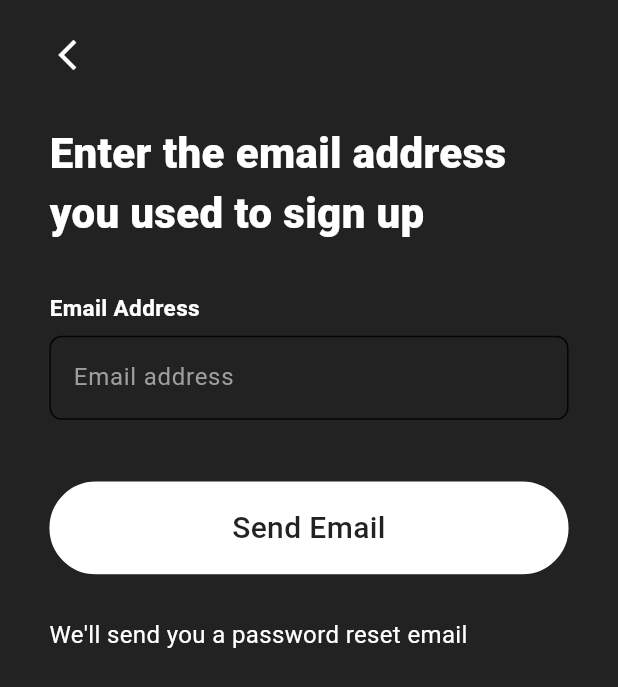
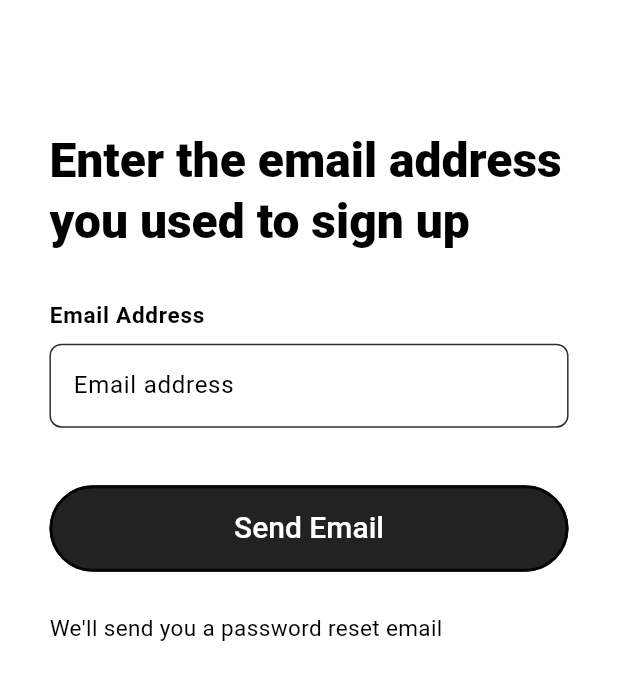
Before and after one commit to Bilal98815/trip_advisor, a Flutter app: the ForgotPasswordView screen opened directly, on a phone screen of 412 x 824 dp. Shown: the top 687 px of the screen. Run offline on Flutter 3.47's test engine with Material 2 defaults, Android fonts, the phone set to English and light mode, and no system bars; our stand-ins replace bloc, cloud_firestore, easy_localization, equatable, firebase_auth, firebase_core and 9 more; accounts and stored records are empty.

Commit message:
forgot password theme

```diff
--- a/lib/common/config/theme/theme.dart
+++ b/lib/common/config/theme/theme.dart
@@ -32,7 +32,6 @@
 
     //used in onboarding buttons
     labelMedium: TextStyle(
-      color: Colors.white,
       fontSize: 17,
       fontWeight: FontWeight.w500,
     ),
@@ -40,6 +39,12 @@
     labelLarge: TextStyle(
       fontSize: 18,
       fontWeight: FontWeight.w600,
+    ),
+
+    //used in primary buttons
+    headlineSmall: TextStyle(
+      fontSize: 20,
+      fontWeight: FontWeight.w500,
     ),
 
     displayMedium: TextStyle(
--- a/lib/common/widgets/onboarding_button.dart
+++ b/lib/common/widgets/onboarding_button.dart
@@ -24,7 +24,7 @@
           horizontal: size.maxWidth * 0.05,
         ),
         decoration: BoxDecoration(
-          color: Colors.black12,
+          color: Theme.of(context).colorScheme.background,
           borderRadius: const BorderRadius.all(Radius.circular(35)),
           border: Border.all(
             color: Theme.of(context).colorScheme.onBackground,
--- a/lib/common/widgets/primary_button.dart
+++ b/lib/common/widgets/primary_button.dart
@@ -29,7 +29,10 @@
           decoration: BoxDecoration(
             color: color,
             borderRadius: const BorderRadius.all(Radius.circular(35)),
-            border: Border.all(color: Colors.white, width: 2),
+            border: Border.all(
+              color: Theme.of(context).colorScheme.onBackground,
+              width: 2,
+            ),
           ),
           child: child,
         ),
--- /dev/null
+++ b/lib/common/widgets/text_form_field.dart
@@ -0,0 +1,40 @@
+part of 'widgets.dart';
+
+class CustomTextFormField extends StatelessWidget {
+  const CustomTextFormField({
+    super.key,
+    required this.controller,
+    required this.validator,
+    this.obscureText = false,
+  });
+
+  final TextEditingController controller;
+  final String? Function(String?)? validator;
+  final bool obscureText;
+
+  @override
+  Widget build(BuildContext context) {
+    final ColorScheme colorScheme = Theme.of(context).colorScheme;
+
+    return TextFormField(
+      controller: controller,
+      validator: validator,
+      obscureText: obscureText,
+      decoration: InputDecoration(
+        hintText: LocaleStrings.loginEmailHint,
+        border: OutlineInputBorder(
+          borderSide: BorderSide(color: colorScheme.error),
+          borderRadius: BorderRadius.circular(8),
+        ),
+        enabledBorder: OutlineInputBorder(
+          borderSide: BorderSide(color: colorScheme.primaryContainer),
+          borderRadius: BorderRadius.circular(8),
+        ),
+        focusedBorder: OutlineInputBorder(
+          borderSide: BorderSide(color: colorScheme.onBackground),
+          borderRadius: BorderRadius.circular(8),
+        ),
+      ),
+    );
+  }
+}
--- a/lib/common/widgets/widgets.dart
+++ b/lib/common/widgets/widgets.dart
@@ -1,7 +1,9 @@
 import 'package:flutter/material.dart';
 import 'package:go_router/go_router.dart';
+import 'package:localization/localization.dart';
 
 part 'app_bar.dart';
 part 'common_text_widget.dart';
 part 'onboarding_button.dart';
 part 'primary_button.dart';
+part 'text_form_field.dart';
--- a/lib/modules/forgot_password/presentation/view/forgot_password_view.dart
+++ b/lib/modules/forgot_password/presentation/view/forgot_password_view.dart
@@ -8,85 +8,45 @@
 
   @override
   Widget build(BuildContext context) {
+    final TextTheme textTheme = Theme.of(context).textTheme;
+    final ColorScheme colorScheme = Theme.of(context).colorScheme;
+
     return Scaffold(
+      appBar: const CustomAppBar(),
       body: SafeArea(
         child: Form(
           key: _key,
           child: LayoutBuilder(
             builder: (context, size) {
-              return Container(
-                width: size.maxWidth,
-                height: size.maxHeight,
-                color: Colors.black87,
-                child: Padding(
-                  padding:
-                      EdgeInsets.symmetric(horizontal: size.maxWidth * 0.08),
+              return Padding(
+                padding: EdgeInsets.symmetric(horizontal: size.maxWidth * 0.08),
                 child: SingleChildScrollView(
                   child: Column(
                     crossAxisAlignment: CrossAxisAlignment.start,
                     children: [
-                        SizedBox(
-                          height: size.maxHeight * 0.03,
+                      SizedBox(height: size.maxHeight * 0.04),
+                      Text(
+                        LocaleStrings.forgotPasswordHeading,
+                        style: textTheme.titleLarge,
                       ),
-                        InkWell(
-                          onTap: () => context.pop(),
-                          child: const Icon(
-                            Icons.arrow_back_ios_new,
-                            color: Colors.white,
-                          ),
-                        ),
-                        SizedBox(
-                          height: size.maxHeight * 0.04,
-                        ),
-                        CommonText(
-                          text: LocaleStrings.forgotPasswordHeading,
-                          color: Colors.white,
-                          fontsize: 28,
-                          textAlign: TextAlign.left,
-                          textOverflow: TextOverflow.clip,
-                          fontWeight: FontWeight.w800,
-                        ),
-                        SizedBox(
-                          height: size.maxHeight * 0.04,
-                        ),
+                      SizedBox(height: size.maxHeight * 0.04),
                       Column(
                         crossAxisAlignment: CrossAxisAlignment.start,
                         children: [
                           Text(
                             LocaleStrings.forgotPasswordEmailLabel,
-                              style: const TextStyle(
-                                fontSize: 15,
-                                color: Colors.white,
-                                fontWeight: FontWeight.bold,
+                            style: textTheme.labelSmall,
                           ),
-                            ),
-                            SizedBox(
-                              height: size.maxHeight * 0.01,
-                            ),
-                            TextFormField(
+                          SizedBox(height: size.maxHeight * 0.01),
+                          CustomTextFormField(
                             controller: emailController,
                             validator: (val) => val!.isEmpty
                                 ? LocaleStrings.forgotPasswordEmailError
                                 : null,
-                              style: const TextStyle(color: Colors.white),
-                              decoration: InputDecoration(
-                                hintText: LocaleStrings.forgotPasswordEmailHint,
-                                hintStyle: const TextStyle(color: Colors.grey),
-                                border: OutlineInputBorder(
-                                  borderSide:
-                                      const BorderSide(color: Colors.red),
-                                  borderRadius: BorderRadius.circular(8),
-                                ),
-                                focusedBorder: const OutlineInputBorder(
-                                  borderSide: BorderSide(color: Colors.white),
-                                ),
-                              ),
                           ),
                         ],
                       ),
-                        SizedBox(
-                          height: size.maxHeight * 0.05,
-                        ),
+                      SizedBox(height: size.maxHeight * 0.05),
                       BlocConsumer<ForgotPasswordBloc, ForgotPasswordState>(
                         listener: (context, state) {
                           if (state.resetPasswordState ==
@@ -95,8 +55,8 @@
                               msg: state.error,
                               toastLength: Toast.LENGTH_SHORT,
                               gravity: ToastGravity.CENTER,
-                                backgroundColor: Colors.grey,
-                                textColor: Colors.red,
+                              backgroundColor: kGrey,
+                              textColor: Theme.of(context).colorScheme.error,
                               fontSize: 16.0,
                             );
                           } else if (state.resetPasswordState ==
@@ -141,31 +101,26 @@
                                 );
                               }
                             },
-                              color: Colors.white,
+                            color: colorScheme.onBackground,
                             height: size.maxHeight * 0.075,
                             size: size,
                             child: Center(
-                                child: CommonText(
-                                  text: LocaleStrings.forgotPasswordButton,
-                                  color: Colors.black87,
-                                  fontsize: 20,
-                                  fontWeight: FontWeight.w500,
+                              child: Text(
+                                LocaleStrings.forgotPasswordButton,
+                                style: textTheme.headlineSmall?.copyWith(
+                                  color: colorScheme.background,
+                                ),
                               ),
                             ),
                           );
                         },
                       ),
-                        SizedBox(
-                          height: size.maxHeight * 0.035,
-                        ),
-                        CommonText(
-                          text: LocaleStrings.forgotPasswordInformation,
-                          color: Colors.white,
-                          fontsize: 16,
-                          fontWeight: FontWeight.w400,
+                      SizedBox(height: size.maxHeight * 0.035),
+                      Text(
+                        LocaleStrings.forgotPasswordInformation,
+                        style: textTheme.bodyMedium,
                       ),
                     ],
-                    ),
                   ),
                 ),
               );
--- a/lib/modules/forgot_password/presentation/view/view.dart
+++ b/lib/modules/forgot_password/presentation/view/view.dart
@@ -1,7 +1,6 @@
 import 'package:flutter/material.dart';
 import 'package:flutter_bloc/flutter_bloc.dart';
 import 'package:fluttertoast/fluttertoast.dart';
-import 'package:go_router/go_router.dart';
 import 'package:localization/localization.dart';
 
 import 'package:trip_advisor/common/common.dart';
```
Also changed, not shown: lib/modules/login/presentation/view/login_view.dart (+18 -66 lines). Lines whose indentation alone changed are shown as unchanged.
